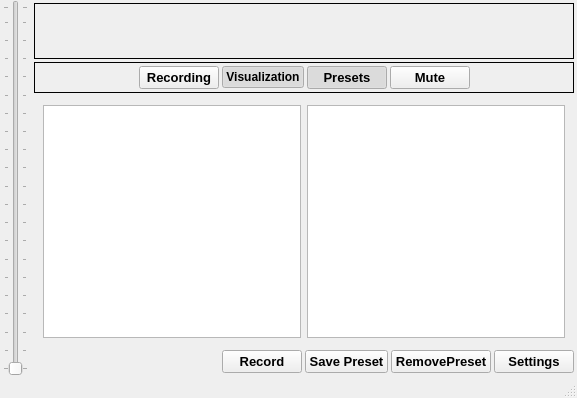
RyanNerd/finny, file finny/ui/mainwindow.ui: the form before one commit.
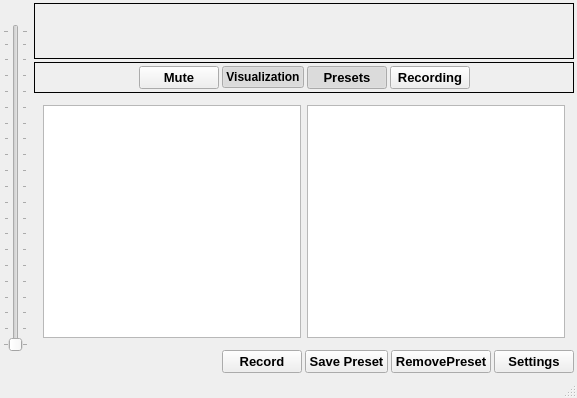
The form after the commit. Icons and pictures are not drawn.

Commit message: Added last group of icons. Also cleaned up the gui some.

```diff
--- a/finny/ui/mainwindow.ui
+++ b/finny/ui/mainwindow.ui
@@ -80,6 +80,24 @@
         <number>0</number>
        </property>
        <item>
+        <widget class="QWidget" name="widget" native="true">
+         <layout class="QHBoxLayout" name="horizontalLayout_3">
+          <property name="spacing">
+           <number>0</number>
+          </property>
+          <property name="leftMargin">
+           <number>0</number>
+          </property>
+          <property name="topMargin">
+           <number>24</number>
+          </property>
+          <property name="rightMargin">
+           <number>0</number>
+          </property>
+          <property name="bottomMargin">
+           <number>24</number>
+          </property>
+          <item>
         <widget class="QSlider" name="Volume">
          <property name="font">
           <font>
@@ -104,6 +122,9 @@
          </property>
         </widget>
        </item>
+         </layout>
+        </widget>
+       </item>
        <item>
         <widget class="QWidget" name="widget_3" native="true">
          <layout class="QVBoxLayout" name="verticalLayout_3">
@@ -350,7 +371,7 @@
               </spacer>
              </item>
              <item>
-              <widget class="QPushButton" name="ShowRecording">
+              <widget class="QPushButton" name="Mute">
                <property name="font">
                 <font>
                  <pointsize>10</pointsize>
@@ -359,7 +380,7 @@
                 </font>
                </property>
                <property name="text">
-                <string>Recording</string>
+                <string>Mute</string>
                </property>
                <property name="icon">
                 <iconset resource="../finny.qrc">
@@ -368,9 +389,6 @@
                <property name="checkable">
                 <bool>true</bool>
                </property>
-               <property name="checked">
-                <bool>false</bool>
-               </property>
               </widget>
              </item>
              <item>
@@ -417,7 +435,7 @@
               </widget>
              </item>
              <item>
-              <widget class="QPushButton" name="Mute">
+              <widget class="QPushButton" name="ShowRecording">
                <property name="font">
                 <font>
                  <pointsize>10</pointsize>
@@ -426,7 +444,7 @@
                 </font>
                </property>
                <property name="text">
-                <string>Mute</string>
+                <string>Recording</string>
                </property>
                <property name="icon">
                 <iconset resource="../finny.qrc">
@@ -436,6 +454,9 @@
                <property name="checkable">
                 <bool>true</bool>
                </property>
+               <property name="checked">
+                <bool>false</bool>
+               </property>
               </widget>
              </item>
              <item>
```
Left out of the diff: 18 changed lines with no effect on the pictures. Lines whose indentation alone changed are shown as unchanged. The commit also changes 6 other files.
